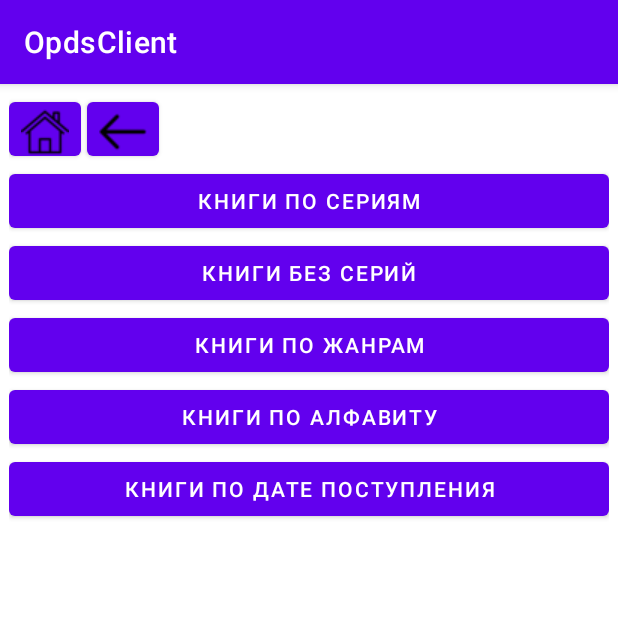
After one commit to seb-odessa/OpdsClient, an Android app: the AuthorActivity screen opened directly, with no data from a screen before it, on a phone screen of 412 x 824 dp, the top half of it. The commit adds this screen. Run offline under Robolectric (Android 15) with nearby library versions, the phone set to English and light mode, and no system bars.

Commit message:
Added AuthorActivity

```diff
--- a/app/src/main/AndroidManifest.xml
+++ b/app/src/main/AndroidManifest.xml
@@ -14,6 +14,9 @@
         android:theme="@style/Theme.OpdsClient"
         tools:targetApi="31">
         <activity
+            android:name=".AuthorActivity"
+            android:exported="false" />
+        <activity
             android:name=".SearchByPatternActivity"
             android:exported="false" />
         <activity
@@ -21,6 +24,7 @@
             android:exported="true">
             <intent-filter>
                 <action android:name="android.intent.action.MAIN" />
+
                 <category android:name="android.intent.category.LAUNCHER" />
             </intent-filter>
         </activity>
--- /dev/null
+++ b/app/src/main/java/org/opds/client/AuthorActivity.java
@@ -0,0 +1,39 @@
+package org.opds.client;
+
+import android.content.Intent;
+import android.os.Bundle;
+import android.widget.Button;
+import android.widget.TextView;
+
+import androidx.activity.EdgeToEdge;
+import androidx.appcompat.app.AppCompatActivity;
+import androidx.core.graphics.Insets;
+import androidx.core.view.ViewCompat;
+import androidx.core.view.WindowInsetsCompat;
+
+public class AuthorActivity extends AppCompatActivity {
+
+    @Override
+    protected void onCreate(Bundle savedInstanceState) {
+        super.onCreate(savedInstanceState);
+        setContentView(R.layout.activity_author);
+
+        final String author = getIntent().getStringExtra("author");
+        assert author != null;
+        TextView authorFullName = findViewById(R.id.selectedItemTextView);
+        authorFullName.setText(author);
+
+        Button buttonHome = findViewById(R.id.buttonHome);
+        buttonHome.setOnClickListener(v -> {
+            Intent intent = new Intent(this, MainActivity.class);
+            intent.setFlags(Intent.FLAG_ACTIVITY_CLEAR_TOP);
+            startActivity(intent);
+        });
+
+        Button buttonBack = findViewById(R.id.buttonBack);
+        buttonBack.setOnClickListener(v -> {
+            finish();
+        });
+
+    }
+}
--- a/app/src/main/java/org/opds/client/MainActivity.java
+++ b/app/src/main/java/org/opds/client/MainActivity.java
@@ -48,6 +48,7 @@ public class MainActivity extends AppCompatActivity {
     private void openSearchByPatternActivity(String target) {
         Intent intent = new Intent(this, SearchByPatternActivity.class);
         intent.putExtra("target", target);
+        intent.putExtra("prefix", "");
         startActivity(intent);
     }
 }
--- /dev/null
+++ b/app/src/main/res/layout/activity_author.xml
@@ -0,0 +1,46 @@
+<?xml version="1.0" encoding="utf-8"?>
+<LinearLayout xmlns:android="http://schemas.android.com/apk/res/android"
+    android:id="@+id/search_by_pattern"
+    android:layout_width="match_parent"
+    android:layout_height="match_parent"
+    android:orientation="vertical"
+    android:padding="6dp">
+
+    <include layout="@layout/navigation" />
+
+    <LinearLayout
+        android:layout_width="match_parent"
+        android:layout_height="match_parent"
+        android:orientation="vertical">
+
+        <Button
+            android:id="@+id/books_by_series"
+            android:layout_width="match_parent"
+            android:layout_height="wrap_content"
+            android:text="@string/books_by_series" />
+
+        <Button
+            android:id="@+id/books_without_series"
+            android:layout_width="match_parent"
+            android:layout_height="wrap_content"
+            android:text="@string/books_without_series" />
+
+        <Button
+            android:id="@+id/books_by_genres"
+            android:layout_width="match_parent"
+            android:layout_height="wrap_content"
+            android:text="@string/books_by_genres" />
+
+        <Button
+            android:id="@+id/books_by_alphabet"
+            android:layout_width="match_parent"
+            android:layout_height="wrap_content"
+            android:text="@string/books_by_alphabet" />
+
+        <Button
+            android:id="@+id/books_by_date"
+            android:layout_width="match_parent"
+            android:layout_height="wrap_content"
+            android:text="@string/books_by_date" />
+    </LinearLayout>
+</LinearLayout>
--- /dev/null
+++ b/app/src/main/res/layout/navigation.xml
@@ -0,0 +1,36 @@
+<?xml version="1.0" encoding="utf-8"?>
+<LinearLayout xmlns:android="http://schemas.android.com/apk/res/android"
+    xmlns:app="http://schemas.android.com/apk/res-auto"
+    android:id="@+id/navigation"
+    android:layout_width="match_parent"
+    android:layout_height="wrap_content"
+    android:layout_marginEnd="6dp"
+    android:gravity="center_vertical"
+    android:orientation="horizontal">
+
+    <Button
+        android:id="@+id/buttonHome"
+        android:layout_width="48dp"
+        android:layout_height="48dp"
+        android:layout_marginEnd="4dp"
+        android:background="@null"
+        android:contentDescription="@string/home"
+        android:drawableTop="@drawable/ic_home" />
+
+    <Button
+        android:id="@+id/buttonBack"
+        android:layout_width="48dp"
+        android:layout_height="48dp"
+        android:layout_marginEnd="4dp"
+        android:background="@null"
+        android:drawableTop="@drawable/ic_back" />
+
+    <TextView
+        android:id="@+id/selectedItemTextView"
+        android:layout_width="match_parent"
+        android:layout_height="wrap_content"
+        android:padding="6dp"
+        android:text="@string/selected"
+        android:textSize="16sp" />
+
+</LinearLayout>
--- a/app/src/main/res/values/strings.xml
+++ b/app/src/main/res/values/strings.xml
@@ -9,4 +9,11 @@
     <string name="home">Домой</string>
     <string name="back">Назад</string>
     <string name="search">Search</string>
+    <string name="books_by_series">Книги по сериям</string>
+    <string name="books_without_series">Книги без серий</string>
+    <string name="books_by_genres">Книги по жанрам</string>
+    <string name="books_by_alphabet">Книги по алфавиту</string>
+    <string name="books_by_date">Книги по дате поступления</string>
+    <string name="https_www_flaticon_com_free_icons_back_button">https://www.flaticon.com/free-icons/back-button</string>
+    <string name="https_www_flaticon_com_free_icons_home_button">https://www.flaticon.com/free-icons/home-button</string>
 </resources>
```
Also changed, not shown: app/src/main/java/org/opds/client/SearchByPatternActivity.java (+59 -14 lines), app/src/main/java/org/opds/client/adapters/AuthorAdapter.java (added, +38 -0 lines), app/src/main/java/org/opds/client/adapters/SerieAdapter.java (added, +38 -0 lines), app/src/main/res/layout/activity_search_by_pattern.xml (+1 -28 lines), app/src/main/res/drawable/ic_back.png (added), app/src/main/res/drawable/ic_back_512x512.png (added), app/src/main/res/drawable/ic_home.png (added), app/src/main/res/drawable/ic_home_512x512.png (added).
